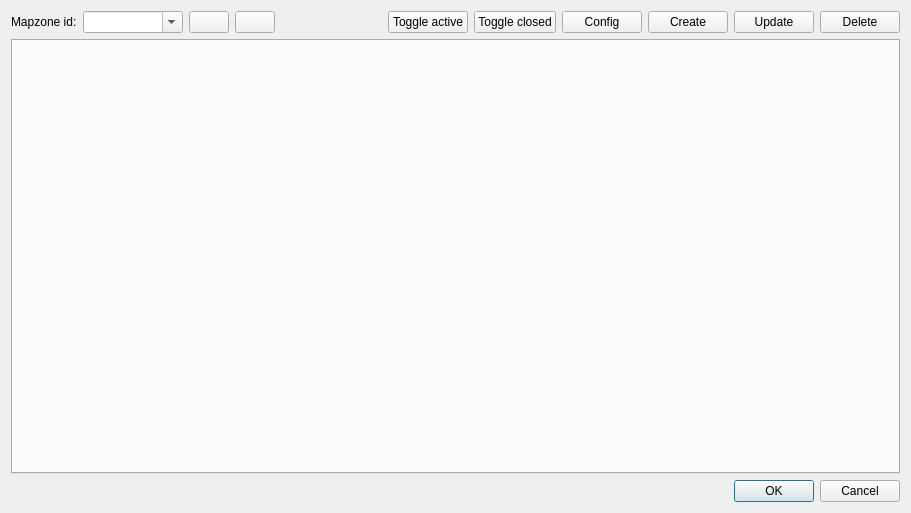
The window that core/ui/toolbars/plan/netscenario.ui (Giswater/giswater_qgis_plugin) describes before a commit, drawn with Qt 5.
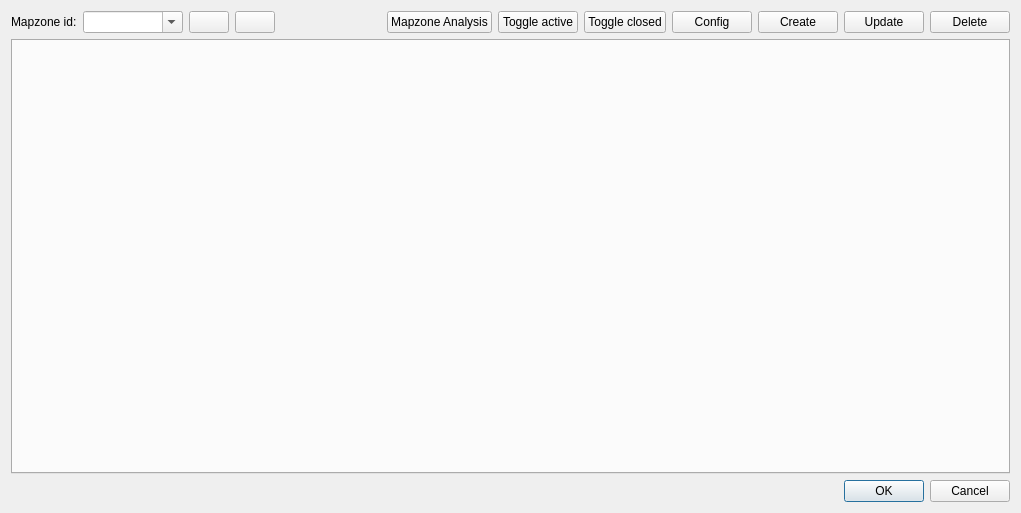
The same window after the commit.

Commit message: Enhancemnet: add btn_mapzone_analysis on netscenario form

Patch:
```diff
--- a/core/ui/toolbars/plan/netscenario.ui
+++ b/core/ui/toolbars/plan/netscenario.ui
@@ -6,7 +6,7 @@
    <rect>
     <x>0</x>
     <y>0</y>
-    <width>911</width>
+    <width>1021</width>
     <height>513</height>
    </rect>
   </property>
@@ -16,53 +16,6 @@
   <layout class="QGridLayout" name="gridLayout">
    <item row="0" column="0">
     <layout class="QGridLayout" name="gridLayout_2">
-     <item row="0" column="8">
-      <widget class="QPushButton" name="btn_create">
-       <property name="text">
-        <string>Create</string>
-       </property>
-      </widget>
-     </item>
-     <item row="0" column="7">
-      <widget class="QPushButton" name="btn_config">
-       <property name="text">
-        <string>Config</string>
-       </property>
-      </widget>
-     </item>
-     <item row="0" column="6">
-      <widget class="QPushButton" name="btn_toggle_closed">
-       <property name="sizePolicy">
-        <sizepolicy hsizetype="Minimum" vsizetype="Fixed">
-         <horstretch>0</horstretch>
-         <verstretch>0</verstretch>
-        </sizepolicy>
-       </property>
-       <property name="text">
-        <string>Toggle closed</string>
-       </property>
-      </widget>
-     </item>
-     <item row="0" column="5">
-      <widget class="QPushButton" name="btn_toggle_active">
-       <property name="sizePolicy">
-        <sizepolicy hsizetype="Minimum" vsizetype="Fixed">
-         <horstretch>0</horstretch>
-         <verstretch>0</verstretch>
-        </sizepolicy>
-       </property>
-       <property name="text">
-        <string>Toggle active</string>
-       </property>
-      </widget>
-     </item>
-     <item row="0" column="9">
-      <widget class="QPushButton" name="btn_update">
-       <property name="text">
-        <string>Update</string>
-       </property>
-      </widget>
-     </item>
      <item row="0" column="1">
       <widget class="QComboBox" name="cmb_feature_id">
        <property name="sizePolicy">
@@ -82,6 +35,26 @@
        </property>
       </widget>
      </item>
+     <item row="0" column="2">
+      <widget class="QPushButton" name="btn_insert">
+       <property name="sizePolicy">
+        <sizepolicy hsizetype="Fixed" vsizetype="Fixed">
+         <horstretch>0</horstretch>
+         <verstretch>0</verstretch>
+        </sizepolicy>
+       </property>
+       <property name="text">
+        <string/>
+       </property>
+      </widget>
+     </item>
+     <item row="0" column="9">
+      <widget class="QPushButton" name="btn_create">
+       <property name="text">
+        <string>Create</string>
+       </property>
+      </widget>
+     </item>
      <item row="0" column="0">
       <widget class="QLabel" name="lbl_mapzone_id">
        <property name="sizePolicy">
@@ -95,6 +68,33 @@
        </property>
       </widget>
      </item>
+     <item row="0" column="7">
+      <widget class="QPushButton" name="btn_toggle_closed">
+       <property name="sizePolicy">
+        <sizepolicy hsizetype="Minimum" vsizetype="Fixed">
+         <horstretch>0</horstretch>
+         <verstretch>0</verstretch>
+        </sizepolicy>
+       </property>
+       <property name="text">
+        <string>Toggle closed</string>
+       </property>
+      </widget>
+     </item>
+     <item row="0" column="8">
+      <widget class="QPushButton" name="btn_config">
+       <property name="text">
+        <string>Config</string>
+       </property>
+      </widget>
+     </item>
+     <item row="0" column="10">
+      <widget class="QPushButton" name="btn_update">
+       <property name="text">
+        <string>Update</string>
+       </property>
+      </widget>
+     </item>
      <item row="0" column="3">
       <widget class="QPushButton" name="btn_snapping">
        <property name="sizePolicy">
@@ -121,26 +121,33 @@
        </property>
       </spacer>
      </item>
-     <item row="0" column="2">
-      <widget class="QPushButton" name="btn_insert">
-       <property name="sizePolicy">
-        <sizepolicy hsizetype="Fixed" vsizetype="Fixed">
-         <horstretch>0</horstretch>
-         <verstretch>0</verstretch>
-        </sizepolicy>
-       </property>
-       <property name="text">
-        <string/>
-       </property>
-      </widget>
-     </item>
-     <item row="0" column="10">
+     <item row="0" column="11">
       <widget class="QPushButton" name="btn_delete">
        <property name="text">
         <string>Delete</string>
        </property>
       </widget>
      </item>
+     <item row="0" column="6">
+      <widget class="QPushButton" name="btn_toggle_active">
+       <property name="sizePolicy">
+        <sizepolicy hsizetype="Minimum" vsizetype="Fixed">
+         <horstretch>0</horstretch>
+         <verstretch>0</verstretch>
+        </sizepolicy>
+       </property>
+       <property name="text">
+        <string>Toggle active</string>
+       </property>
+      </widget>
+     </item>
+     <item row="0" column="5">
+      <widget class="QPushButton" name="btn_mapzone_analysis">
+       <property name="text">
+        <string>Mapzone Analysis</string>
+       </property>
+      </widget>
+     </item>
     </layout>
    </item>
    <item row="2" column="0">
```
The commit also changes 1 other file.
